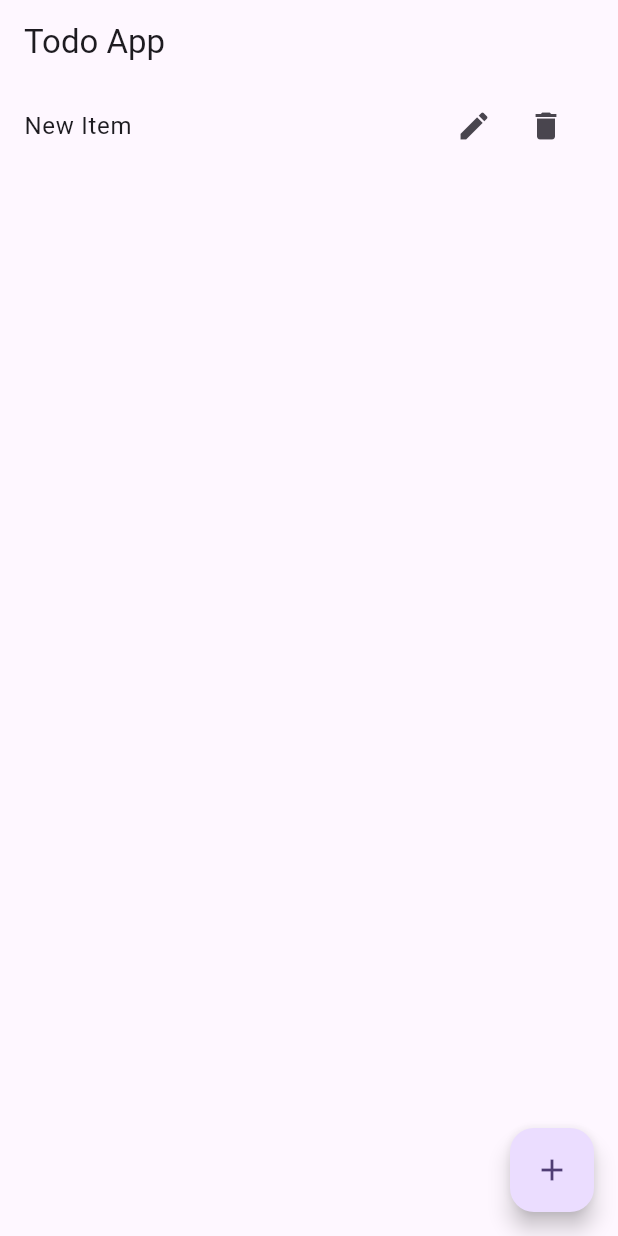
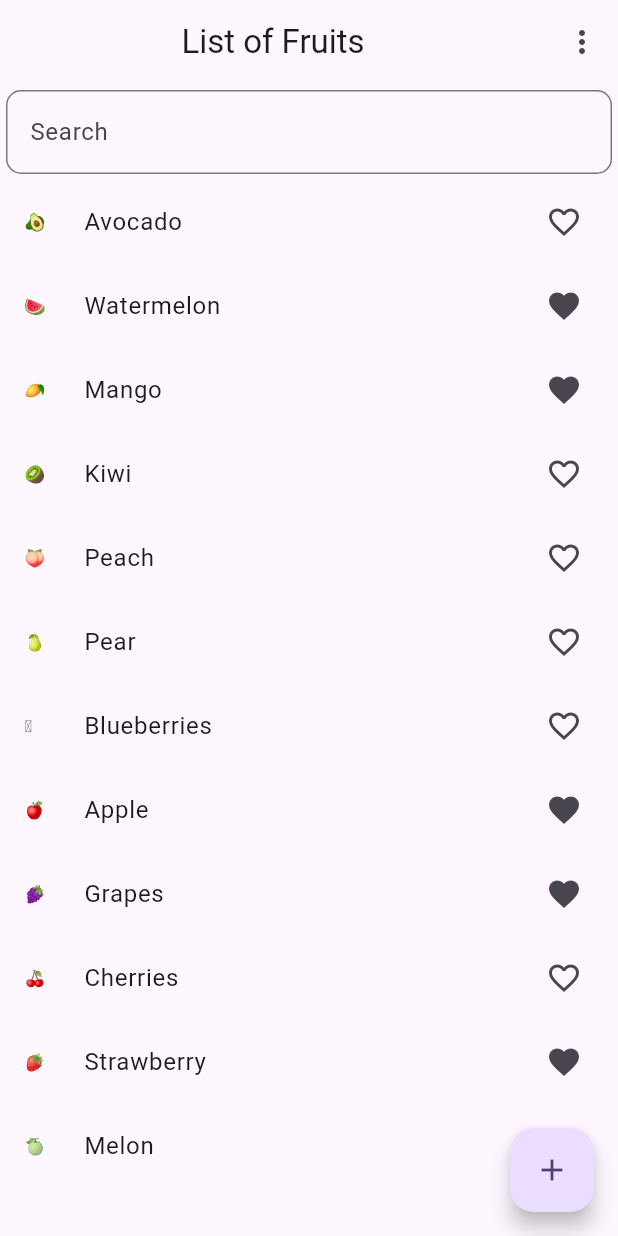
Before and after one commit to skyyygal/Riverpod-Series, a Flutter app: the screen it shows after launch, after a tap on the "add" icon, on a phone screen of 412 x 824 dp. Run offline on Flutter 3.47's test engine with Material 3 defaults, Android fonts, the phone set to English and light mode, and no system bars; our stand-ins replace flutter_riverpod, riverpod.

Commit message:
favorite app

```diff
--- a/lib/main.dart
+++ b/lib/main.dart
@@ -1,6 +1,6 @@
 import 'package:flutter/material.dart';
 import 'package:flutter_riverpod/flutter_riverpod.dart';
-import 'package:riverpod_series/pages/todo.dart';
+import 'package:riverpod_series/pages/favorites_screen.dart';
 
 void main() {
   runApp(const MyApp());
@@ -18,7 +18,7 @@ class MyApp extends StatelessWidget {
         theme: ThemeData(
           colorScheme: ColorScheme.fromSeed(seedColor: Colors.deepPurple),
         ),
-        home: ToDo(),
+        home: FavoritesScreen(),
       ),
     );
   }
--- /dev/null
+++ b/lib/pages/favorites_screen.dart
@@ -0,0 +1,69 @@
+import 'package:flutter/material.dart';
+import 'package:flutter_riverpod/flutter_riverpod.dart';
+import 'package:riverpod_series/provider/favorites/favorites_provider.dart';
+
+class FavoritesScreen extends ConsumerWidget {
+  const FavoritesScreen({super.key});
+
+  @override
+  Widget build(BuildContext context, WidgetRef ref) {
+    final favoriteList = ref.watch(favoriteProvider);
+    return Scaffold(
+      appBar: AppBar(
+        title: Center(child: Text("List of Fruits")),
+        actions: [
+          PopupMenuButton(
+            onSelected: (value) {
+              ref.read(favoriteProvider.notifier).favorite(value);
+            },
+            itemBuilder: (BuildContext context) {
+              return [
+                PopupMenuItem(value: "All", child: Text("All")),
+                PopupMenuItem(value: "Favorites", child: Text("Favorites")),
+              ];
+            },
+          ),
+        ],
+      ),
+      body: Column(
+        children: [
+          Padding(
+            padding: const EdgeInsets.all(4.0),
+            child: TextField(
+              decoration: InputDecoration(
+                hintText: "Search",
+                border: OutlineInputBorder(
+                  borderRadius: BorderRadius.circular(10),
+                ),
+              ),
+              onChanged: (value) {
+                ref.read(favoriteProvider.notifier).filteredList(value);
+              },
+            ),
+          ),
+          Expanded(
+            child: ListView.builder(
+              itemCount: favoriteList.allItems.length,
+              itemBuilder: (context, index) {
+                final item = favoriteList.allItems[index];
+                return ListTile(
+                  title: Text(item.name),
+                  leading: Text(item.emoji!),
+                  trailing: Icon(
+                    item.favorite ? Icons.favorite : Icons.favorite_border,
+                  ),
+                );
+              },
+            ),
+          ),
+        ],
+      ),
+      floatingActionButton: FloatingActionButton(
+        onPressed: () {
+          ref.read(favoriteProvider.notifier).addItem();
+        },
+        child: Icon(Icons.add),
+      ),
+    );
+  }
+}
--- /dev/null
+++ b/lib/provider/favorites/favorites_provider.dart
@@ -0,0 +1,67 @@
+import 'package:flutter_riverpod/flutter_riverpod.dart';
+import 'package:riverpod_series/models/item_models.dart';
+import 'package:riverpod_series/provider/favorites/favorites_states.dart';
+
+final favoriteProvider =
+    StateNotifierProvider<FavoriteNotifier, FavoritesStates>((ref) {
+      return FavoriteNotifier();
+    });
+
+class FavoriteNotifier extends StateNotifier<FavoritesStates> {
+  FavoriteNotifier()
+    : super(FavoritesStates(allItems: [], filteredItems: [], search: ''));
+  // Dummy List using models
+
+  void addItem() {
+    List<Items> items = [
+      Items(name: "Avocado", id: 1, favorite: false, emoji: "🥑"),
+      Items(name: "Watermelon", id: 2, favorite: true, emoji: "🍉"),
+      Items(name: "Mango", id: 3, favorite: true, emoji: "🥭"),
+      Items(name: "Kiwi", id: 4, favorite: false, emoji: "🥝"),
+      Items(name: "Peach", id: 5, favorite: false, emoji: "🍑"),
+      Items(name: "Pear", id: 6, favorite: false, emoji: "🍐"),
+      Items(name: "Blueberries", id: 7, favorite: false, emoji: "🫐"),
+      Items(name: "Apple", id: 8, favorite: true, emoji: "🍎"),
+      Items(name: "Grapes", id: 9, favorite: true, emoji: "🍇"),
+      Items(name: "Cherries", id: 10, favorite: false, emoji: "🍒"),
+      Items(name: "Strawberry", id: 11, favorite: true, emoji: "🍓"),
+      Items(name: "Melon", id: 12, favorite: false, emoji: "🍈"),
+    ];
+
+    //Now we need to change the state of the app.
+    state = state.copyWith(
+      allItems: items.toList(),
+      filteredItems: items.toList(),
+    );
+  }
+
+  //Displaying the Favorites
+  void favorite(String option) {
+    state = state.copyWith(
+      allItems: _favoriteItems(state.filteredItems, option),
+    );
+  }
+
+  List<Items> _favoriteItems(List<Items> items, String option) {
+    if (option == 'All') {
+      return items;
+    }
+    return items.where((item) => item.favorite == true).toList();
+  }
+
+  //Forwading the input text here
+  void filteredList(String search) {
+    state = state.copyWith(
+      allItems: _filteredItems(state.filteredItems, search),
+    );
+  }
+
+  List<Items> _filteredItems(List<Items> items, String search) {
+    if (search.isEmpty) {
+      return items;
+    }
+    return items
+        .where((item) => item.name.toLowerCase().contains(search.toLowerCase()))
+        .toList();
+  }
+}
--- /dev/null
+++ b/lib/provider/favorites/favorites_states.dart
@@ -0,0 +1,24 @@
+import 'package:riverpod_series/models/item_models.dart';
+
+class FavoritesStates {
+  final List<Items> allItems;
+  final List<Items> filteredItems;
+  final String search;
+  FavoritesStates({
+    required this.allItems,
+    required this.filteredItems,
+    required this.search,
+  });
+
+  FavoritesStates copyWith({
+    List<Items>? allItems,
+    List<Items>? filteredItems,
+    String? search,
+  }) {
+    return FavoritesStates(
+      allItems: allItems ?? this.allItems,
+      filteredItems: filteredItems ?? this.filteredItems,
+      search: search ?? this.search,
+    );
+  }
+}
```
Also changed, not shown: lib/models/item_models.dart (+34 -0 lines).
